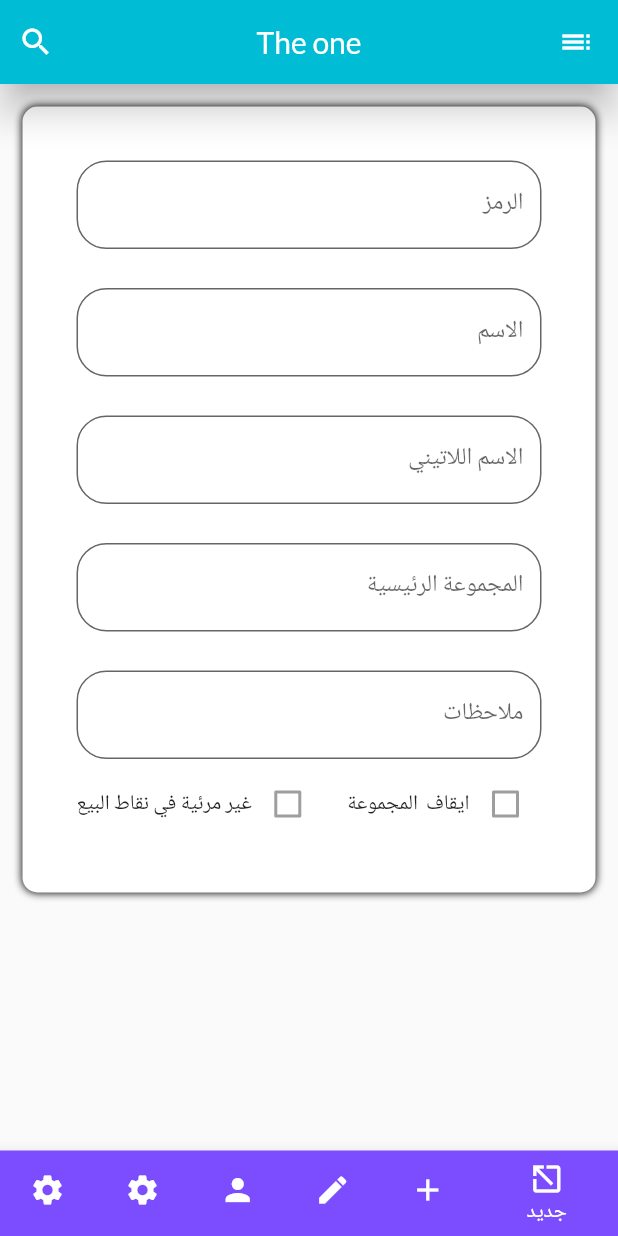
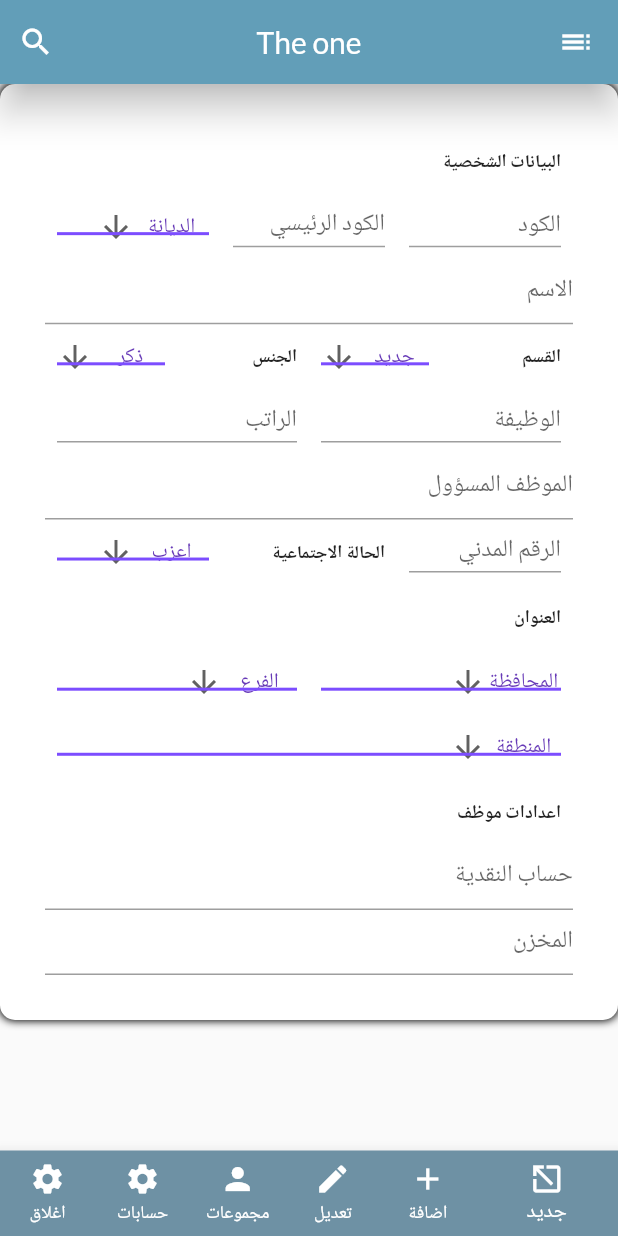
Before and after one commit to mohammedalmasro180/syweb, a Flutter app: the screen it shows after launch, on a phone screen of 412 x 824 dp. Run offline on Flutter 3.47's test engine with Material 2 defaults, Android fonts, the phone set to English and light mode, and no system bars; our stand-ins replace animated_splash_screen; missing offline and left inert: animated_splash.

Commit message:
end10-06-21

```diff
--- /dev/null
+++ b/lib/Widget/dwon.dart
@@ -0,0 +1,39 @@
+import 'package:flutter/material.dart';
+import 'package:theone/theme/color.dart';
+
+Widget down(context,TextEditingController controller ,String hint){
+  return Container(
+    width: 50,
+    height: 50,
+    child: DropdownButton(
+      value: hint,
+      dropdownColor: Colors.deepOrange,
+
+
+      icon: const Icon(Icons.arrow_downward),
+      iconSize: 24,
+      elevation: 16,
+      style: const TextStyle(color: Colors.deepPurple),
+      underline: Container(
+        height: 2,
+        color: Colors.deepPurpleAccent,
+      ),
+      items: <String>[hint]
+          .map<DropdownMenuItem<String>>((String value) {
+        return DropdownMenuItem<String>(
+          value: value,
+          child: Container(
+
+              width: 50,
+              height: 140,
+
+             child: Align(
+            alignment: FractionalOffset.center,
+
+            child: Text(value),
+              )),
+        );
+      }).toList(), onChanged: (String value) {  },
+    ),
+  );
+}
--- a/lib/Widget/textfelid.dart
+++ b/lib/Widget/textfelid.dart
@@ -3,11 +3,18 @@ import 'package:theone/theme/color.dart';
 
 Widget textfield(context,TextEditingController controller ,String hint){
   return TextFormField(
+    controller: controller,
+    keyboardType: TextInputType.number,
+    decoration: InputDecoration(
+      labelText: hint,
 
 
-    controller: controller,
-    decoration: InputDecoration(labelText: hint,filled: true,fillColor: Colors.white,border: OutlineInputBorder(
-        borderRadius: BorderRadius.circular(20)
-    )),
+      fillColor: Colors.white,
+
+
+
+
+
+    ),
   );
 }
--- a/lib/main.dart
+++ b/lib/main.dart
@@ -1,5 +1,6 @@
 import 'package:flutter/material.dart';
 import 'package:flutter/services.dart';
+import 'package:theone/screens/Employee.dart';
 import 'package:theone/screens/HomeScreen.dart';
 import 'package:theone/screens/Login.dart';
 import 'package:theone/screens/MainPage.dart';
@@ -9,6 +10,7 @@ import 'package:animated_splash_screen/animated_splash_screen.dart';
 
 import 'package:theone/screens/SGINUP.dart';
 import 'package:theone/screens/addgroup.dart';
+import 'package:theone/screens/store.dart';
 
 
 Future main() async {
@@ -40,6 +42,6 @@ class MyApp extends StatelessWidget {
     debugShowCheckedModeBanner: false,
     title: title,
     theme: ThemeData(primaryColor: Colors.indigo,fontFamily: 'Lato'),
-    home: addgroup(),
+    home: Employee(),
   );
 }
--- /dev/null
+++ b/lib/screens/Employee.dart
@@ -0,0 +1,275 @@
+import 'package:flutter/material.dart';
+import 'package:theone/Widget/Appbar.dart';
+import 'package:theone/Widget/drawer.dart';
+import 'package:theone/Widget/dwon.dart';
+import 'package:theone/Widget/textfelid.dart';
+import 'package:theone/theme/color.dart';
+class Employee extends StatefulWidget {
+
+
+  @override
+  _EmployeeState createState() => _EmployeeState();
+}
+TextEditingController controller;
+class _EmployeeState extends State<Employee> {
+  @override
+  Widget build(BuildContext context) {
+    return Directionality(
+      textDirection: TextDirection.rtl,
+      child: Scaffold(
+        bottomNavigationBar: BottomNavigationBar(
+          backgroundColor: sh,
+          showUnselectedLabels: true,
+          items: const <BottomNavigationBarItem>[
+            BottomNavigationBarItem(
+                icon: Icon(Icons.open_in_new,color: Colors.white,),
+                title: Text('جديد'),
+                backgroundColor: sh
+            ),
+            BottomNavigationBarItem(
+                icon: Icon(Icons.add,color: Colors.white,),
+                title: Text('اضافة'),
+                backgroundColor: sh
+            ),
+            BottomNavigationBarItem(
+                icon: Icon(Icons.edit,color: Colors.white,),
+                title: Text('تعديل'),
+                backgroundColor: sh
+            ),
+            BottomNavigationBarItem(
+                icon: Icon(Icons.person,color: Colors.white,),
+                title: Text('مجموعات'),backgroundColor: sh
+            ),
+            BottomNavigationBarItem(
+                icon: Icon(Icons.settings,color: Colors.white,),
+                title: Text('حسابات'),
+                backgroundColor: Colors.red
+            ),
+            BottomNavigationBarItem(
+                icon: Icon(Icons.settings,color: Colors.white,),
+                title: Text('اغلاق'),
+                backgroundColor: Colors.red
+            ),
+          ],
+
+
+        ),
+        appBar: myappbar(context),
+        drawer: drawer(),
+        body: ListView(
+          children: [
+            Container(
+              padding: EdgeInsets.all(30),
+              height: MediaQuery.of(context).size.height-200,
+              width: 700,
+
+              decoration: BoxDecoration(
+                  borderRadius: BorderRadius.circular(10),
+                  color: Colors.white,
+                  boxShadow: [
+                    BoxShadow(
+                        color: Colors.black,
+                        blurRadius: 4,
+                        spreadRadius: 0.1
+                    )
+                  ]
+
+              ),
+
+
+              child: Column(
+                children: [
+                  Expanded(
+                    child: Row(
+                      children: [
+                        Padding(
+                          padding: const EdgeInsets.all(8.0),
+                          child: Text("البيانات الشخصية",style: TextStyle(fontSize: 12,fontWeight: FontWeight.w600),),
+                        )
+                      ],
+                    ),
+                  ),
+                  Expanded(
+                    child: Row(
+                      children: [
+                        Expanded(
+                          child: Padding(
+                            padding: const EdgeInsets.all(8.0),
+                            child: textfield(context, controller, "الكود"),
+                          ),
+                        ),
+                        Expanded(
+                          child: Padding(
+                            padding: const EdgeInsets.all(8.0),
+                            child: textfield(context, controller, "الكود الرئيسي"),
+
+                          ),
+                        ),
+                        Expanded(
+                          child: Padding(
+                            padding: const EdgeInsets.all(8.0),
+                            child:down(context, controller, "الديانة"),
+                          ),
+                        ),
+
+                      ],
+                    ),
+                  ),
+                  //rep
+                  Expanded(child: Row(
+                    children: [
+                      Expanded(child: textfield(context, controller, "الاسم"))
+                    ],
+                  )),
+                  Expanded(
+                    child: Row(
+                      children: [
+                        Expanded(
+                          child: Row(
+                            children: [
+                              Expanded(
+                                child: Row(
+                                  children: [
+                                    Expanded(
+                                      child: Padding(
+                                        padding: const EdgeInsets.all(8.0),
+                                        child: Text("القسم",style: TextStyle(fontSize: 12,fontWeight: FontWeight.w600),),
+                                      ),
+                                    ),
+                                    Expanded(
+                                      child: Padding(
+                                          padding: const EdgeInsets.all(8.0),
+                                          child: down(context, controller, "جديد")),
+
+                                    ),
+                                    Expanded(
+                                      child: Padding(
+                                        padding: const EdgeInsets.all(8.0),
+                                        child: Text("الجنس",style: TextStyle(fontSize: 12,fontWeight: FontWeight.w600),),
+                                      ),
+                                    ),
+                                    Expanded(
+                                      child: Padding(
+                                          padding: const EdgeInsets.all(8.0),
+                                          child: down(context, controller, "ذكر")),
+
+                                    ),
+                                  ],
+                                ),
+                              ),
+
+                      ],
+                    ),
+                  ),
+                ],
+              ),
+            ),
+                  //rep
+
+                  Expanded(child: Row(
+                    children: [
+                      Expanded(child: Padding(
+                        padding: const EdgeInsets.all(8.0),
+                        child: textfield(context, controller, "الوظيفة"),
+                      )),
+                      Expanded(child: Padding(
+                        padding: const EdgeInsets.all(8.0),
+                        child: textfield(context, controller, "الراتب"),
+                      ))
+
+                    ],
+                  )),
+                  Expanded(child: Row(
+                    children: [
+                      Expanded(child: textfield(context, controller, "الموظف المسؤول"))
+                    ],
+                  )),
+
+                  Expanded(child: Row(
+                    children: [
+                      Expanded(child: Padding(
+                        padding: const EdgeInsets.all(8.0),
+                        child: textfield(context, controller, "الرقم المدني"),
+                      )),Expanded(
+                        child: Padding(
+                          padding: const EdgeInsets.all(8.0),
+                          child: Text("الحالة الاجتماعية",style: TextStyle(fontSize: 12,fontWeight: FontWeight.w600),),
+                        ),
+                      ),
+                      Expanded(
+                        child: Padding(
+                            padding: const EdgeInsets.all(8.0),
+                            child: down(context, controller, "اعزب")),
+
+                      ),
+
+                    ],
+                  )),
+
+                  Expanded(
+                    child: Row(
+                      children: [
+                        Padding(
+                          padding: const EdgeInsets.all(8.0),
+                          child: Text("العنوان",style: TextStyle(fontSize: 12,fontWeight: FontWeight.w600),),
+                        )
+                      ],
+                    ),
+                  ),
+                  Expanded(child: Row(
+                    children: [
+                      Expanded(child: Padding(
+                        padding: const EdgeInsets.all(8.0),
+                        child: down(context, controller, "المحافظة"),
+                      )),
+                      Expanded(child: Padding(
+                        padding: const EdgeInsets.all(8.0),
+                        child: down(context, controller, "الفرع"),
+                      )),
+
+
+                    ],
+                  )),
+                  Expanded(child: Row(
+                    children: [
+                      Expanded(child: Padding(
+                        padding: const EdgeInsets.all(8.0),
+                        child: down(context, controller, "المنطقة"),
+                      )),
+
+
+                    ],
+                  )),
+                  Expanded(
+                    child: Row(
+                      children: [
+                        Padding(
+                          padding: const EdgeInsets.all(8.0),
+                          child: Text("اعدادات موظف",style: TextStyle(fontSize: 12,fontWeight: FontWeight.w600),),
+                        )
+                      ],
+                    ),
+                  ),
+
+
+                  Expanded(child: Row(
+                    children: [
+                      Expanded(child: textfield(context, controller, "حساب النقدية"))
+                    ],
+                  )),
+
+                  Expanded(child: Row(
+                    children: [
+                      Expanded(child: textfield(context, controller, "المخزن"))
+                    ],
+                  )),
+
+
+                ],
+        ),
+      ),
+    ]),
+    ),
+    );
+  }
+}
--- a/lib/screens/SGINUP.dart
+++ b/lib/screens/SGINUP.dart
@@ -26,10 +26,10 @@ class _SignupState extends State<Signup> {
 
                     keyboardType: TextInputType.number,
                     decoration: InputDecoration(
-                        labelText: "Full Name",
+                      labelText: "Full Name",
 
 
-                        fillColor: Colors.white,
+                      fillColor: Colors.white,
 
 
 
--- a/lib/screens/addgroup.dart
+++ b/lib/screens/addgroup.dart
@@ -4,7 +4,8 @@ import 'package:theone/Widget/drawer.dart';
 import 'package:theone/Widget/textfelid.dart';
 import 'package:theone/theme/color.dart';
 class addgroup extends StatefulWidget {
-  const addgroup({Key key}) : super(key: key);
+
+
 
   @override
   _addgroupState createState() => _addgroupState();
@@ -25,6 +26,7 @@ class _addgroupState extends State<addgroup> {
 
           bottomNavigationBar: BottomNavigationBar(
             backgroundColor: sh,
+            showUnselectedLabels: true,
             items: const <BottomNavigationBarItem>[
               BottomNavigationBarItem(
                   icon: Icon(Icons.open_in_new,color: Colors.white,),
@@ -70,11 +72,6 @@ class _addgroupState extends State<addgroup> {
                       padding: const EdgeInsets.all(15),
                       child: Center(
                         child: Container(
-
-                        padding: EdgeInsets.all(30),
-                        height: MediaQuery.of(context).size.height-300,
-                        width: 700,
-
           child:Padding(
                             padding: const EdgeInsets.all(3.0),
                             child: Center(
@@ -111,25 +108,23 @@ class _addgroupState extends State<addgroup> {
 
                                         Padding(
                                             padding: const EdgeInsets.all(3.0),
-                                          child:Row(
+                                            child:Column(
                                               children: [
-                                              Expanded(child: Row(
+                                                Row(
                                                   children: [
                                                     Checkbox(value: false, onChanged: null,
 
                                                     ),
                                                     Text("ايقاف  المجموعة")
                                                   ],
-                                              )
                                                 ),
-                                              Expanded(child: Row(
+                                                Row(
                                                   children: [
                                                     Checkbox(value: false, onChanged: null,
 
                                                     ),
                                                     Text("غير مرئية في نقاط البيع")
                                                   ],
-                                              )
                                                 ),
 
                                               ],
```
Also changed, not shown: lib/Widget/dropdwne.dart (+10 -5 lines), lib/Widget/stander.dart (added, +48 -0 lines), lib/screens/HomeScreen.dart (+82 -24 lines), lib/screens/store.dart (added, +179 -0 lines), lib/theme/color.dart (+5 -5 lines). Lines whose indentation alone changed are shown as unchanged.
